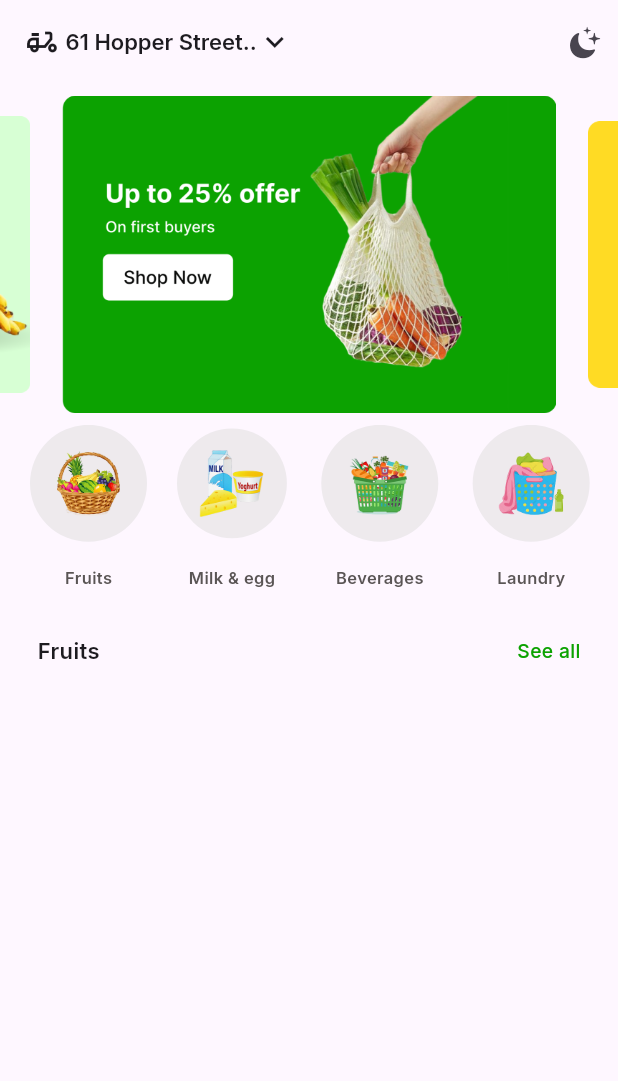
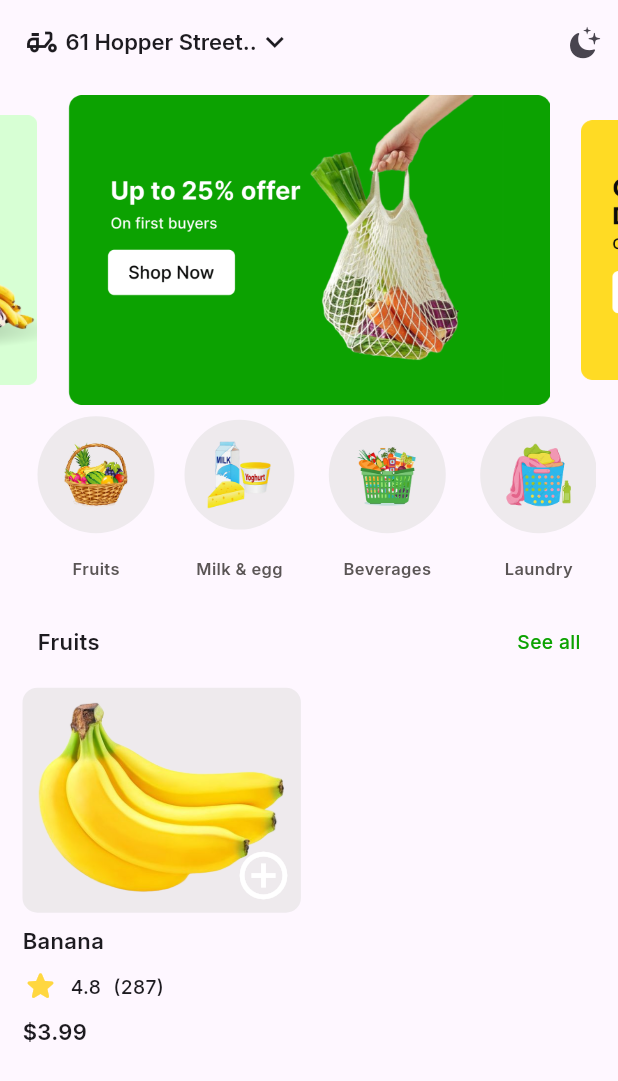
Before and after one commit to MohammedHafiz27/grabber, a Flutter app: the screen it shows after launch, on a phone screen of 412 x 824 dp. Shown: the top 1081 px of the screen. Run offline on Flutter 3.47's test engine with Material 3 defaults, Android fonts, the light colour scheme and no system bars; drawn by our look-alikes of carousel_slider; our stand-ins replace flutter_svg, go_router, google_fonts.

Commit message:
fruits item done

```diff
--- a/lib/Features/home_page/presentation/views/home_page.dart
+++ b/lib/Features/home_page/presentation/views/home_page.dart
@@ -2,6 +2,7 @@ import 'package:flutter/material.dart';
 import 'package:grabber/Features/home_page/presentation/views/widgets/category_item_list_builder.dart';
 import 'package:grabber/Features/home_page/presentation/views/widgets/custom_app_bar.dart';
 import 'package:grabber/Features/home_page/presentation/views/widgets/fruits_header.dart';
+import 'package:grabber/Features/home_page/presentation/views/widgets/fruits_item.dart';
 import 'package:grabber/Features/home_page/presentation/views/widgets/my_carouse_slider.dart';
 
 class HomePage extends StatelessWidget {
@@ -12,13 +13,13 @@ class HomePage extends StatelessWidget {
     return Scaffold(
       appBar: CustomAppBar(),
       body: Padding(
-        padding: const EdgeInsets.symmetric(horizontal: 10.0),
+        padding: const EdgeInsets.symmetric(horizontal: 15.0),
         child: CustomScrollView(
           slivers: [
             SliverToBoxAdapter(child: MyCarouselSlider()),
             SliverToBoxAdapter(child: CategoryItemListBuilder()),
             SliverToBoxAdapter(child: FruitsHeader()),
-
+            SliverToBoxAdapter(child: FruitsItem()),
           ],
         ),
       ),
--- a/lib/Features/home_page/presentation/views/widgets/fruits_header.dart
+++ b/lib/Features/home_page/presentation/views/widgets/fruits_header.dart
@@ -1,16 +1,13 @@
-
 import 'package:flutter/widgets.dart';
 import 'package:grabber/Core/utils/app_styles.dart';
 
 class FruitsHeader extends StatelessWidget {
-  const FruitsHeader({
-    super.key,
-  });
+  const FruitsHeader({super.key});
 
   @override
   Widget build(BuildContext context) {
     return Padding(
-      padding: const EdgeInsets.symmetric(horizontal: 15, vertical: 20),
+      padding: const EdgeInsets.symmetric(horizontal: 10, vertical: 20),
       child: Row(
         mainAxisAlignment: MainAxisAlignment.spaceBetween,
         children: [
--- /dev/null
+++ b/lib/Features/home_page/presentation/views/widgets/fruits_item.dart
@@ -0,0 +1,47 @@
+import 'package:flutter/material.dart';
+import 'package:grabber/Core/utils/app_styles.dart';
+import 'package:grabber/Core/utils/assets.dart';
+
+class FruitsItem extends StatelessWidget {
+  const FruitsItem({super.key});
+
+  @override
+  Widget build(BuildContext context) {
+    return Column(
+      spacing: 8,
+      crossAxisAlignment: CrossAxisAlignment.start,
+      children: [
+        Stack(
+          children: [
+            Container(
+              decoration: BoxDecoration(
+                borderRadius: BorderRadius.circular(10),
+                color: Color.fromARGB(140, 224, 223, 223),
+              ),
+              child: Image.asset(Assets.imagesBanana, height: 150),
+            ),
+            Positioned(
+              right: 1,
+              bottom: 1,
+              child: IconButton(
+                padding: EdgeInsets.zero,
+                onPressed: () {},
+                icon: Icon(Icons.add_circle_outline_outlined, color: Colors.white, size: 38),
+              ),
+            ),
+          ],
+        ),
+        Text("Banana", style: AppStyles.styleBold16(context)),
+        Row(
+          spacing: 8,
+          children: [
+            Icon(Icons.star_rounded, color: Colors.amberAccent),
+            Text("4.8", style: AppStyles.styleSemiBold14(context)),
+            Text("(287)", style: AppStyles.styleSemiBold14(context)),
+          ],
+        ),
+        Text("\$3.99", style: AppStyles.styleBold16(context)),
+      ],
+    );
+  }
+}
```
